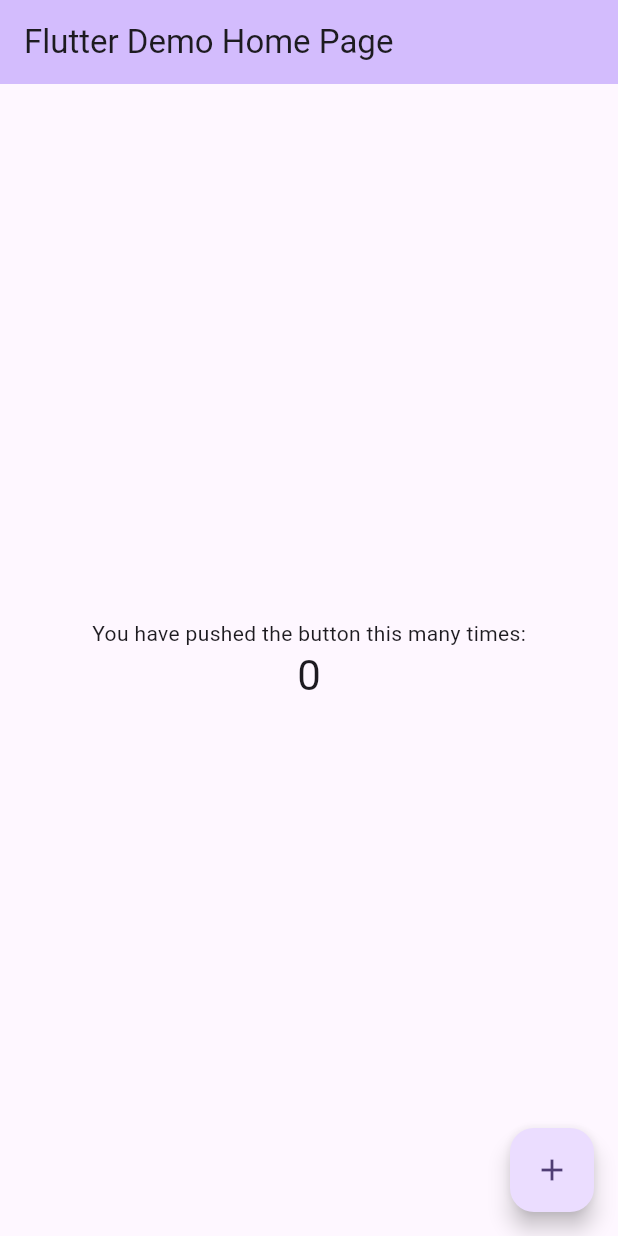
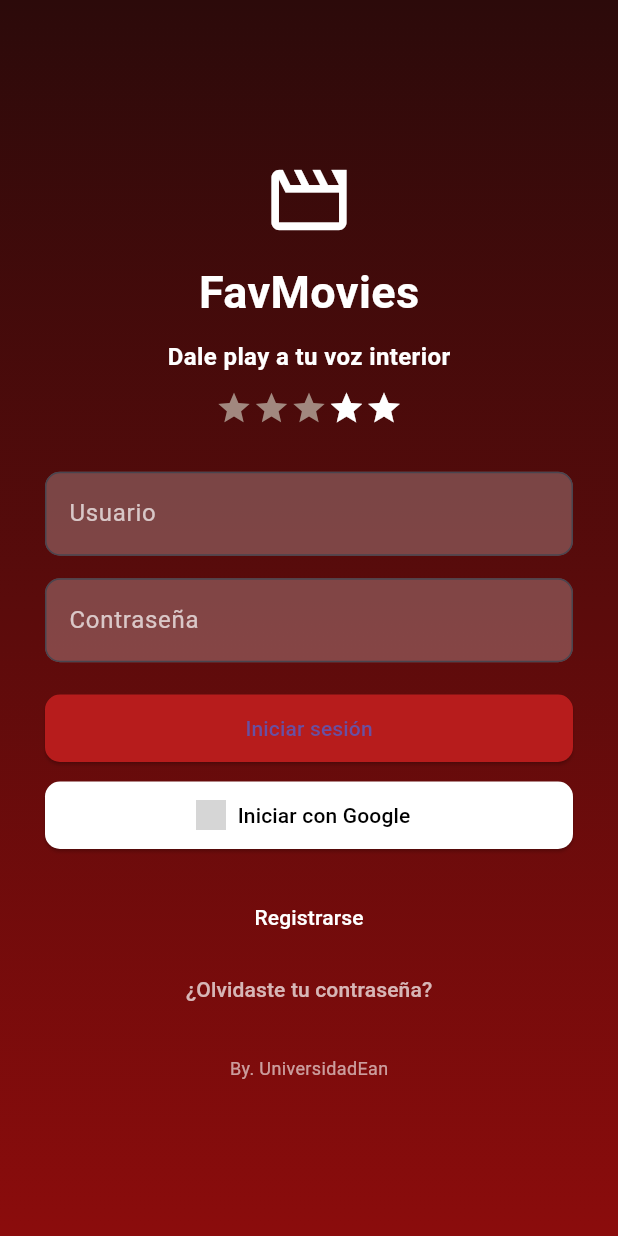
Before and after one commit to Diego266/FaMovies, a Flutter app: the screen it shows after launch, on a phone screen of 412 x 824 dp. Run offline on Flutter 3.47's test engine with Material 3 defaults, Android fonts, the phone set to English and light mode, and no system bars; grey boxes are pictures that could not be loaded.

Commit message:
Ultimos cambios primera pantalla

```diff
--- /dev/null
+++ b/Codigo/app_fav_movies/lib/bienvenida_inicio_sesion/Inicio_sesion.dart
@@ -0,0 +1,146 @@
+import 'package:flutter/material.dart';
+
+void main() {
+  runApp(FavMoviesApp());
+}
+
+class FavMoviesApp extends StatelessWidget {
+  @override
+  Widget build(BuildContext context) {
+    return MaterialApp(
+      home: LoginScreen(),
+      debugShowCheckedModeBanner: false,
+    );
+  }
+}
+
+class LoginScreen extends StatelessWidget {
+  final TextEditingController _userController = TextEditingController();
+  final TextEditingController _passController = TextEditingController();
+
+  @override
+  Widget build(BuildContext context) {
+    return Scaffold(
+      body: Container(
+        decoration: const BoxDecoration(
+          gradient: LinearGradient(
+            colors: [Color(0xFF2C0A0A), Color(0xFF8B0C0C)],
+            begin: Alignment.topCenter,
+            end: Alignment.bottomCenter,
+          ),
+        ),
+        padding: const EdgeInsets.symmetric(horizontal: 30),
+        child: Center(
+          child: SingleChildScrollView(
+            child: Column(
+              children: [
+                // Logo
+                Icon(Icons.movie_creation_outlined, color: Colors.white, size: 60),
+                const SizedBox(height: 10),
+                // Título
+                Text(
+                  'FavMovies',
+                  style: TextStyle(fontSize: 30, color: Colors.white, fontWeight: FontWeight.bold),
+                ),
+                const SizedBox(height: 10),
+                // Eslogan
+                Text(
+                  'Dale play a tu voz interior',
+                  style: TextStyle(color: Colors.white, fontWeight: FontWeight.bold, fontSize: 16),
+                ),
+                const SizedBox(height: 10),
+                // Estrellas
+                Row(
+                  mainAxisAlignment: MainAxisAlignment.center,
+                  children: List.generate(5, (index) {
+                    return Icon(
+                      Icons.star,
+                      color: index < 3 ? Colors.brown[300] : Colors.white,
+                      size: 25,
+                    );
+                  }),
+                ),
+                const SizedBox(height: 30),
+                // Usuario
+                TextField(
+                  controller: _userController,
+                  decoration: InputDecoration(
+                    hintText: 'Usuario',
+                    filled: true,
+                    fillColor: Colors.white24,
+                    hintStyle: TextStyle(color: Colors.white70),
+                    border: OutlineInputBorder(borderRadius: BorderRadius.circular(10)),
+                  ),
+                  style: TextStyle(color: Colors.white),
+                ),
+                const SizedBox(height: 15),
+                // Contraseña
+                TextField(
+                  controller: _passController,
+                  obscureText: true,
+                  decoration: InputDecoration(
+                    hintText: 'Contraseña',
+                    filled: true,
+                    fillColor: Colors.white24,
+                    hintStyle: TextStyle(color: Colors.white70),
+                    border: OutlineInputBorder(borderRadius: BorderRadius.circular(10)),
+                  ),
+                  style: TextStyle(color: Colors.white),
+                ),
+                const SizedBox(height: 20),
+                // Botón iniciar sesión
+                ElevatedButton(
+                  style: ElevatedButton.styleFrom(
+                    minimumSize: Size(double.infinity, 45),
+                    backgroundColor: Colors.red[900],
+                    shape: RoundedRectangleBorder(borderRadius: BorderRadius.circular(10)),
+                  ),
+                  onPressed: () {
+                    // Lógica de login aquí
+                    print('Usuario: ${_userController.text}');
+                    print('Contraseña: ${_passController.text}');
+                  },
+                  child: Text('Iniciar sesión'),
+                ),
+                const SizedBox(height: 10),
+                // Botón Google (sin funcionalidad aún)
+                ElevatedButton.icon(
+                  onPressed: () {},
+                  icon: Image.asset(
+                    'assets/google_logo.png', // Debes agregar esta imagen en tu carpeta assets
+                    height: 20,
+                  ),
+                  label: Text(
+                    'Iniciar con Google',
+                    style: TextStyle(color: Colors.black),
+                  ),
+                  style: ElevatedButton.styleFrom(
+                    minimumSize: Size(double.infinity, 45),
+                    backgroundColor: Colors.white,
+                    shape: RoundedRectangleBorder(borderRadius: BorderRadius.circular(10)),
+                  ),
+                ),
+                const SizedBox(height: 20),
+                // Enlaces
+                TextButton(
+                  onPressed: () {},
+                  child: Text('Registrarse', style: TextStyle(color: Colors.white)),
+                ),
+                TextButton(
+                  onPressed: () {},
+                  child: Text('¿Olvidaste tu contraseña?', style: TextStyle(color: Colors.white70)),
+                ),
+                const SizedBox(height: 20),
+                // Footer
+                Text(
+                  'By. UniversidadEan',
+                  style: TextStyle(color: Colors.white60, fontSize: 12),
+                )
+              ],
+            ),
+          ),
+        ),
+      ),
+    );
+  }
+}
--- a/Codigo/app_fav_movies/lib/main.dart
+++ b/Codigo/app_fav_movies/lib/main.dart
@@ -1,4 +1,4 @@
-import 'package:flutter/material.dart';
+/*import 'package:flutter/material.dart';
 
 void main() {
   runApp(const MyApp());
@@ -119,4 +119,12 @@ class _MyHomePageState extends State<MyHomePage> {
       ), // This trailing comma makes auto-formatting nicer for build methods.
     );
   }
+}*/
+
+
+import 'package:flutter/material.dart';
+import 'bienvenida_inicio_sesion/Inicio_sesion.dart';
+
+void main() {
+  runApp(FavMoviesApp());
 }
```
